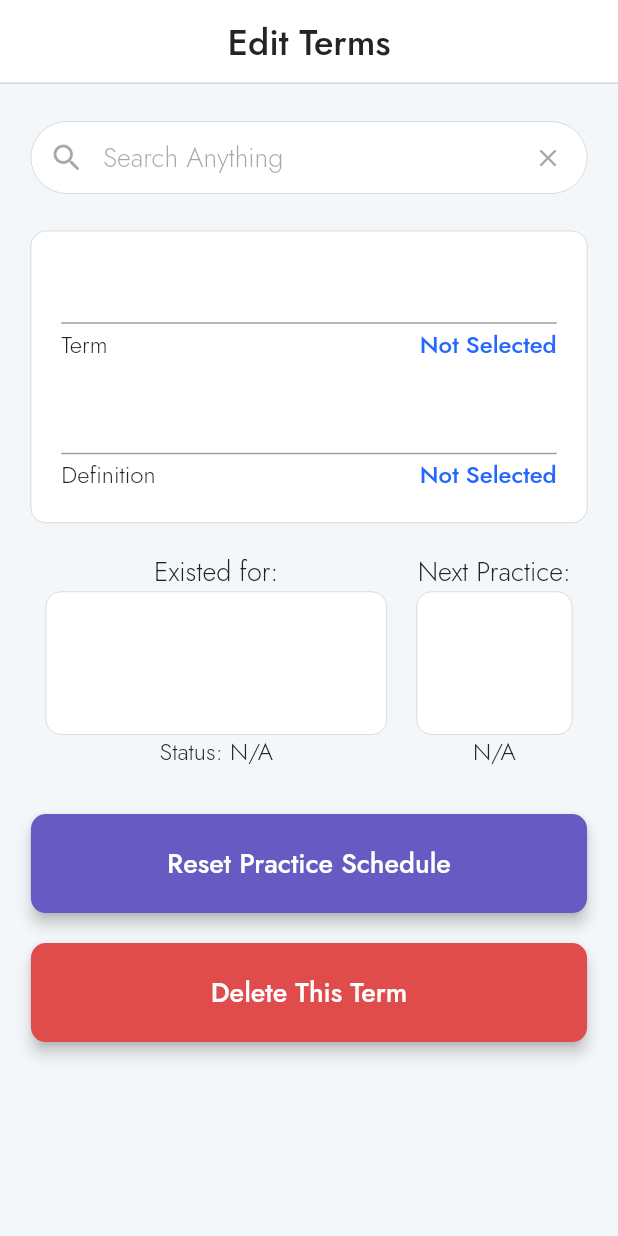
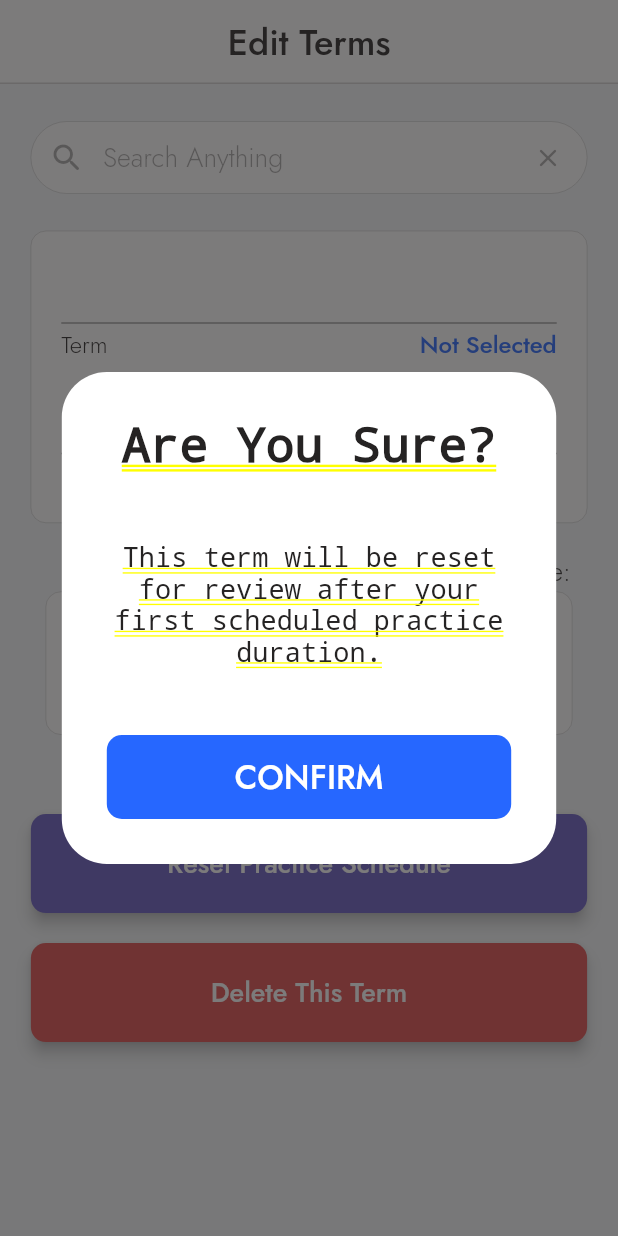
Before and after one commit to ElijahMSmith/Vocabulary-Trainer-App, a Flutter app: the Search screen opened directly, after a tap on "Reset Practice Schedule", on a phone screen of 412 x 824 dp. Run offline on Flutter 3.47's test engine with Material 2 defaults, Android fonts, the phone set to English and light mode, and no system bars; our stand-ins replace flutter_svg, logger, sqflite; missing offline and left inert: dart:ffi; accounts and stored records are empty.

Commit message:
Confirmation dialogue animation

```diff
--- a/lib/misc/db_helper.dart
+++ b/lib/misc/db_helper.dart
@@ -38,4 +38,9 @@ class DBHelper {
   Future<void> clearAll() async {
     await _db.rawDelete('DELETE FROM Term');
   }
+
+  Future<void> resetWait(Term? term) async {
+    if (term == null) return;
+    // TODO
+  }
 }
--- a/lib/pages/search.dart
+++ b/lib/pages/search.dart
@@ -1,13 +1,12 @@
 import 'package:flutter/material.dart';
-import 'package:logger/logger.dart';
 import 'package:vocab_trainer_app/misc/colors.dart';
 import 'package:vocab_trainer_app/misc/db_helper.dart';
 import 'package:vocab_trainer_app/models/term.dart';
 import 'package:vocab_trainer_app/widgets/app_bar.dart';
+import 'package:vocab_trainer_app/widgets/confirmation_dialogue.dart';
 import 'package:vocab_trainer_app/widgets/search/display_card.dart';
 import 'package:vocab_trainer_app/widgets/search/search_bar.dart';
 
-import '../widgets/confirmation_dialogue.dart';
 import '../widgets/search/action_button.dart';
 import '../widgets/search/time_card.dart';
 
@@ -113,9 +112,14 @@ class _SearchState extends State<Search> {
                 ),
                 SearchActionButton(
                   text: "Reset Practice Schedule",
-                  onPress: () => _showOverlay(context, () {
-                    setState(() => _currentTerm?.resetWait());
-                  }),
+                  disabled: currentTerm != null,
+                  onPress: () => showOverlay(
+                    context: context,
+                    bodyText:
+                        "This term will be reset for review after your first scheduled practice duration.",
+                    friendly: true,
+                    onConfirm: () => db.resetWait(currentTerm),
+                  ),
                   color: ThemeColors.secondary,
                 ),
                 const SizedBox(
--- a/lib/widgets/confirmation_dialogue.dart
+++ b/lib/widgets/confirmation_dialogue.dart
@@ -1,85 +1,139 @@
 import 'package:flutter/material.dart';
 import 'package:vocab_trainer_app/misc/colors.dart';
 
-void showOverlay(
-    {required BuildContext context,
-    String? title,
-    String? bodyText,
-    bool? friendly,
-    bool? hasWrittenConfirmation,
-    required VoidCallback onConfirm}) {
+void showOverlay({
+  required BuildContext context,
+  String title = "Are You Sure?",
+  String bodyText = "This Action is Irreversible!",
+  bool friendly = false,
+  bool hasWrittenConfirmation = false,
+  required VoidCallback onConfirm,
+}) {
   OverlayState overlayState = Overlay.of(context);
-  OverlayEntry content = OverlayEntry(
+  OverlayEntry? content;
+  content = OverlayEntry(
     builder: (context) {
-      return ConfirmationDialogue(
+      return _ConfirmationDialogue(
         title: title,
         bodyText: bodyText,
         friendly: friendly,
         hasWrittenConfirmation: hasWrittenConfirmation,
         onConfirm: onConfirm,
+        reference: content,
       );
     },
   );
   overlayState.insert(content);
 }
 
-class ConfirmationDialogue extends StatelessWidget {
+class _ConfirmationDialogue extends StatefulWidget {
   final String title;
   final String bodyText;
   final VoidCallback onConfirm;
-  final bool
-      hasWrittenConfirmation; // TODO: Button if this is false, text confirm additionally if true
-  final bool friendly; // Softer colors than red and scary
+  final bool hasWrittenConfirmation; // TODO: Implement
+  final bool friendly; // TODO: Implement
+  final OverlayEntry? reference;
 
-  const ConfirmationDialogue({
-    super.key,
-    this.title = "Are You Sure?",
-    this.bodyText = "This Action is Irreversible!",
-    this.friendly = false,
+  const _ConfirmationDialogue({
+    required this.title,
+    required this.bodyText,
+    required this.friendly,
     required this.onConfirm,
     required this.hasWrittenConfirmation,
+    required this.reference,
   });
 
   @override
+  State<_ConfirmationDialogue> createState() => _ConfirmationDialogueState();
+}
+
+class _ConfirmationDialogueState extends State<_ConfirmationDialogue>
+    with SingleTickerProviderStateMixin {
+  late AnimationController _animationController;
+  late Animation<double> _tweenAnimation;
+
+  @override
+  void initState() {
+    _animationController = AnimationController(
+      vsync: this,
+      duration: const Duration(milliseconds: 100),
+    );
+
+    _tweenAnimation = Tween(begin: 0.0, end: 1.0).animate(_animationController);
+    _animationController.forward();
+
+    super.initState();
+  }
+
+  @override
+  void dispose() {
+    _animationController.dispose();
+    super.dispose();
+  }
+
+  @override
   Widget build(BuildContext context) {
-    return Container(
-      color: Colors.black.withOpacity(.4),
-      child: Center(
+    _animationController.reset();
+    _animationController.forward();
+
+    return FadeTransition(
+      opacity: _tweenAnimation,
+      child: Stack(
+        children: [
+          ModalBarrier(
+            color: ThemeColors.black.withOpacity(.6),
+            dismissible: true,
+            onDismiss: () => _animationController
+                .reverse()
+                .whenComplete(() => widget.reference?.remove()),
+          ),
+          Center(
             child: Container(
-            width: MediaQuery.of(context).size.width * .9,
-            color: ThemeColors.primary,
+              width: MediaQuery.of(context).size.width * .8,
               decoration: const BoxDecoration(
                 borderRadius: BorderRadius.all(
                   Radius.circular(30),
                 ),
+                color: ThemeColors.primary,
               ),
-            padding: const EdgeInsets.all(10),
+              padding: const EdgeInsets.symmetric(vertical: 30, horizontal: 30),
               child: Column(
                 mainAxisAlignment: MainAxisAlignment.center,
                 crossAxisAlignment: CrossAxisAlignment.stretch,
+                mainAxisSize: MainAxisSize.min,
                 children: [
                   Text(
-                  bodyText,
+                    widget.title,
                     style: const TextStyle(
                       color: ThemeColors.black,
                       fontSize: 32,
                       fontWeight: FontWeight.w700,
                     ),
+                    textAlign: TextAlign.center,
                   ),
+                  const SizedBox(height: 45),
                   Text(
-                  bodyText,
+                    widget.bodyText,
                     style: const TextStyle(
                       color: ThemeColors.black,
                       fontSize: 18,
-                    fontWeight: FontWeight.w400,
+                      fontWeight: FontWeight.w500,
                     ),
+                    textAlign: TextAlign.center,
                   ),
+                  const SizedBox(height: 45),
                   TextButton(
-                  onPressed: onConfirm,
+                    onPressed: () {
+                      _animationController.reverse().whenComplete(() {
+                        widget.reference?.remove();
+                        widget.onConfirm();
+                      });
+                    },
                     style: ButtonStyle(
                       padding:
                           MaterialStateProperty.all(const EdgeInsets.all(12)),
-                    backgroundColor: MaterialStateProperty.all(ThemeColors.red),
+                      backgroundColor: MaterialStateProperty.all(
+                          widget.friendly ? ThemeColors.blue : ThemeColors.red),
                       shape: MaterialStateProperty.all<RoundedRectangleBorder>(
                         RoundedRectangleBorder(
                           borderRadius: BorderRadius.circular(10),
@@ -89,14 +143,17 @@ class ConfirmationDialogue extends StatelessWidget {
                     child: const Text(
                       "CONFIRM",
                       style: TextStyle(
-                      color: ThemeColors.black,
+                        color: ThemeColors.primary,
                         fontSize: 22,
                         fontWeight: FontWeight.w500,
                       ),
                     ),
                   ),
                 ],
-            )),
+              ),
+            ),
+          ),
+        ],
       ),
     );
   }
--- a/lib/widgets/search/action_button.dart
+++ b/lib/widgets/search/action_button.dart
@@ -5,25 +5,28 @@ class SearchActionButton extends StatelessWidget {
   final VoidCallback onPress;
   final Color color;
   final String text;
+  final bool disabled;
 
   const SearchActionButton({
     super.key,
     required this.onPress,
     required this.color,
     required this.text,
+    this.disabled = false,
   });
 
   @override
   Widget build(BuildContext context) {
     return TextButton(
-      onPressed: onPress,
+      onPressed: disabled ? null : onPress,
       style: TextButton.styleFrom(
-          backgroundColor: color,
-          padding: const EdgeInsets.symmetric(vertical: 20),
-          shape: RoundedRectangleBorder(
-            borderRadius: BorderRadius.circular(10),
-          ),
-          elevation: 4),
+        backgroundColor: color,
+        padding: const EdgeInsets.symmetric(vertical: 20),
+        shape: RoundedRectangleBorder(
+          borderRadius: BorderRadius.circular(10),
+        ),
+        elevation: 4,
+      ),
       child: Text(
         text,
         style: const TextStyle(
```
Lines whose indentation alone changed are shown as unchanged.
